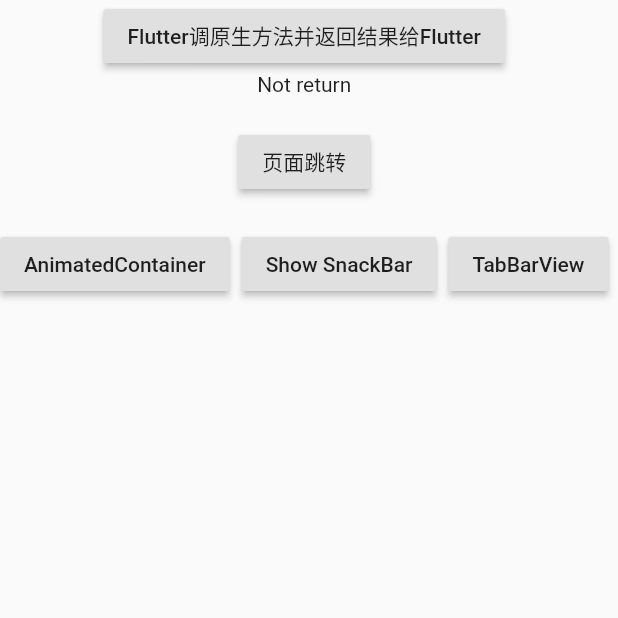
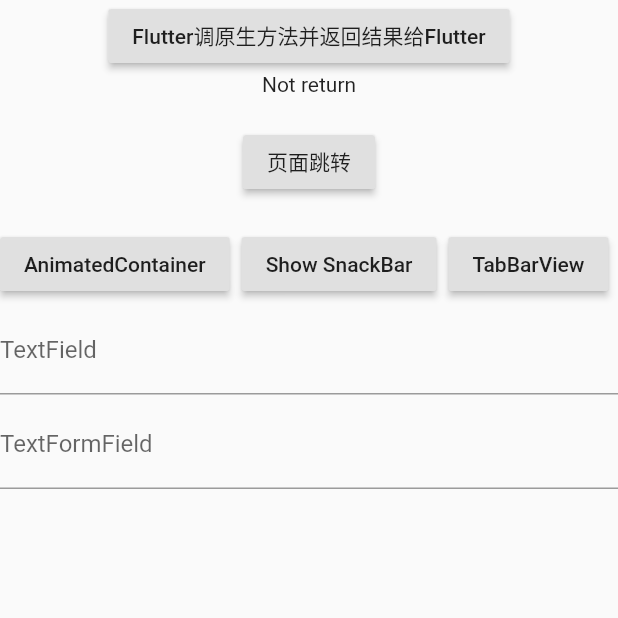
Before and after one commit to Minozmin/SwiftFlutterDemo, a Flutter app: the screen it shows after launch, on a phone screen of 412 x 824 dp, the top half of it. Run offline on Flutter 3.47's test engine with Material 2 defaults, Android fonts, the phone set to English and light mode, and no system bars; our stand-ins replace dio.

Commit message:
add TextField

```diff
--- a/myflutter/lib/main.dart
+++ b/myflutter/lib/main.dart
@@ -123,6 +123,16 @@ class _MyHomePageState extends State<MyHomePage> {
                       return TabBarPage();
                     }));
                   },
+                ),
+                TextField(
+                  decoration: InputDecoration(
+                    labelText: 'TextField'
+                  ),
+                ),
+                TextFormField(
+                  decoration: InputDecoration(
+                    labelText: 'TextFormField'
+                  ),
                 )
               ],
             )
```
